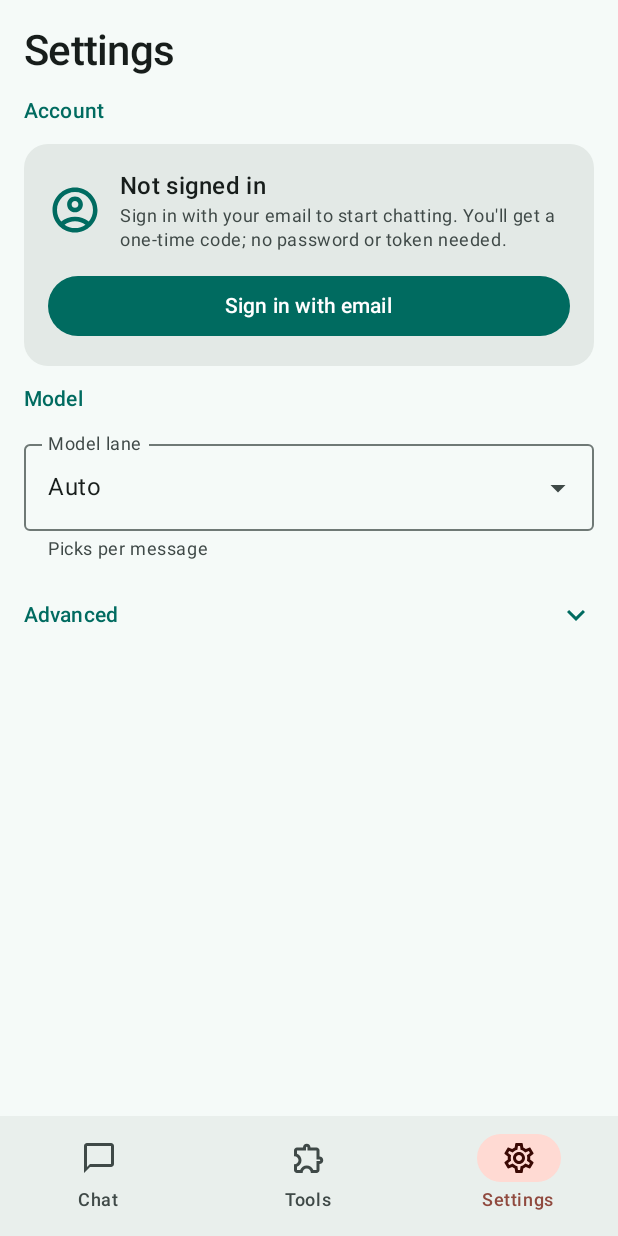
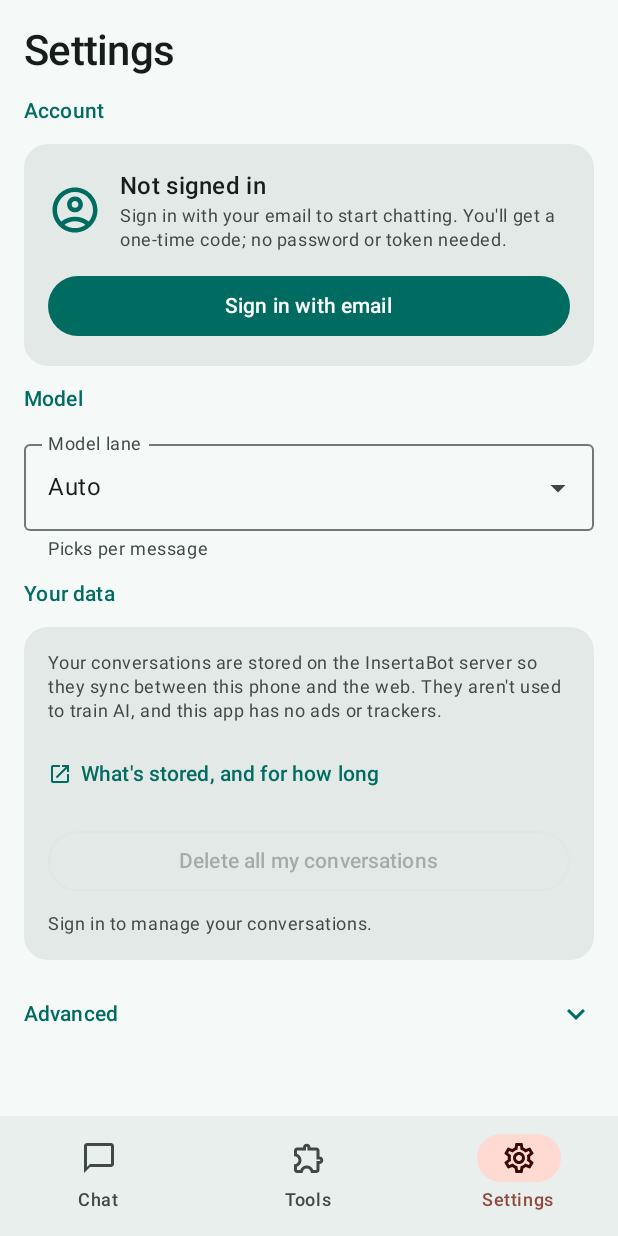
Before and after one commit to M1ztick/insertabot-android, an Android app built with Jetpack Compose: the screen it shows after launch (MainActivity), item 3 of the bottom bar chosen, on a phone screen of 412 x 824 dp. Run offline under Robolectric (Android 15) with nearby library versions, the phone set to English and light mode, and no system bars; pictures from the network do not load.

Commit message:
feat(privacy): "Delete all my conversations" and a privacy link in Settings (#13)
New "Your data" section in Settings:
- Says plainly where conversations live (on the Worker, so they sync
  with the web) and that the app has no ads or trackers.
- "What's stored, and for how long" opens the Worker's PRIVACY.md.
- "Delete all my conversations", with a confirmation, calls
  DELETE /api/conversations?confirm=all and repeats while the Worker
  reports a remainder; moves off the open thread first. Shows how many
  were deleted, or why it couldn't.

ConversationsApi.deleteAll loops in the Worker's batches with a backstop
cap; a Worker without the endpoint (405) reads as "needs updating".
Needs insertabot-cfworker#18 deployed.


Claude-Session: https://claude.ai/code/session_011wLP7nrkg9SvLo8C9g7CHa

```diff
--- a/app/src/main/java/org/mistykmedia/insertabot/ui/InsertaBotApp.kt
+++ b/app/src/main/java/org/mistykmedia/insertabot/ui/InsertaBotApp.kt
@@ -136,7 +136,11 @@ fun InsertaBotApp() {
                 onOpenHistory = { scope.launch { drawerState.open() } }
             )
             Destination.SERVERS -> ServersScreen(padding, viewModel)
-            Destination.SETTINGS -> SettingsScreen(padding, onSignIn = startSignIn)
+            Destination.SETTINGS -> SettingsScreen(
+                padding,
+                onSignIn = startSignIn,
+                onDeleteAll = viewModel::deleteAllConversations
+            )
         }
     }
     }
--- a/app/src/main/java/org/mistykmedia/insertabot/ui/settings/SettingsScreen.kt
+++ b/app/src/main/java/org/mistykmedia/insertabot/ui/settings/SettingsScreen.kt
@@ -26,7 +26,10 @@ import androidx.compose.material.icons.outlined.ExpandLess
 import androidx.compose.material.icons.outlined.ExpandMore
 import androidx.compose.material.icons.outlined.Visibility
 import androidx.compose.material.icons.outlined.VisibilityOff
+import androidx.compose.material.icons.automirrored.outlined.OpenInNew
+import androidx.compose.material3.AlertDialog
 import androidx.compose.material3.Button
+import androidx.compose.material3.ButtonDefaults
 import androidx.compose.material3.CircularProgressIndicator
 import androidx.compose.material3.DropdownMenuItem
 import androidx.compose.material3.ExperimentalMaterial3Api
@@ -51,6 +54,7 @@ import androidx.compose.runtime.setValue
 import androidx.compose.ui.Alignment
 import androidx.compose.ui.Modifier
 import androidx.compose.ui.platform.LocalContext
+import androidx.compose.ui.platform.LocalUriHandler
 import androidx.compose.ui.semantics.Role
 import androidx.compose.ui.semantics.heading
 import androidx.compose.ui.semantics.semantics
@@ -85,7 +89,11 @@ private fun AppSettings.connectionFields() =
 
 @OptIn(ExperimentalMaterial3Api::class)
 @Composable
-fun SettingsScreen(padding: PaddingValues, onSignIn: () -> Unit = {}) {
+fun SettingsScreen(
+    padding: PaddingValues,
+    onSignIn: () -> Unit = {},
+    onDeleteAll: (onResult: (Result<Int>) -> Unit) -> Unit = {}
+) {
     val context = LocalContext.current
     val prefs = remember { AppPreferences(context) }
     val scope = rememberCoroutineScope()
@@ -179,6 +187,15 @@ fun SettingsScreen(padding: PaddingValues, onSignIn: () -> Unit = {}) {
                     )
                 }
             }
+        }
+
+        SectionTitle("Your data")
+        saved?.let { current ->
+            YourDataCard(
+                signedIn = current.accessToken.isNotBlank() ||
+                    (current.cfAccessClientId.isNotBlank() && current.cfAccessClientSecret.isNotBlank()),
+                onDeleteAll = onDeleteAll
+            )
         }
 
         // Developer settings. A tester who signs in above never needs these,
@@ -412,6 +429,107 @@ private fun AccountCard(
 }
 
 /**
+ * What is kept and the one control that removes it all. Conversations live on
+ * the Worker (that is what makes them sync with the web app), so deleting them
+ * here deletes them everywhere.
+ */
+@Composable
+private fun YourDataCard(
+    signedIn: Boolean,
+    onDeleteAll: (onResult: (Result<Int>) -> Unit) -> Unit
+) {
+    val uriHandler = LocalUriHandler.current
+    var confirming by remember { mutableStateOf(false) }
+    var deleting by remember { mutableStateOf(false) }
+    var outcome by remember { mutableStateOf<ProbeResult?>(null) }
+
+    Surface(
+        color = MaterialTheme.colorScheme.surfaceContainerHigh,
+        shape = RoundedCornerShape(16.dp),
+        modifier = Modifier.fillMaxWidth()
+    ) {
+        Column(Modifier.padding(16.dp), verticalArrangement = Arrangement.spacedBy(10.dp)) {
+            Text(
+                "Your conversations are stored on the InsertaBot server so they sync between this " +
+                    "phone and the web. They aren't used to train AI, and this app has no ads or trackers.",
+                style = MaterialTheme.typography.bodySmall,
+                color = MaterialTheme.colorScheme.onSurfaceVariant
+            )
+            TextButton(
+                onClick = { uriHandler.openUri(PRIVACY_URL) },
+                contentPadding = PaddingValues(horizontal = 0.dp)
+            ) {
+                Icon(Icons.AutoMirrored.Outlined.OpenInNew, contentDescription = null, modifier = Modifier.size(16.dp))
+                Spacer(Modifier.size(6.dp))
+                Text("What's stored, and for how long")
+            }
+            OutlinedButton(
+                onClick = { outcome = null; confirming = true },
+                enabled = signedIn && !deleting,
+                colors = ButtonDefaults.outlinedButtonColors(contentColor = MaterialTheme.colorScheme.error),
+                modifier = Modifier.fillMaxWidth()
+            ) {
+                if (deleting) {
+                    CircularProgressIndicator(Modifier.size(16.dp), strokeWidth = 2.dp)
+                    Spacer(Modifier.size(8.dp))
+                    Text("Deleting…")
+                } else {
+                    Text("Delete all my conversations")
+                }
+            }
+            if (!signedIn) {
+                Text(
+                    "Sign in to manage your conversations.",
+                    style = MaterialTheme.typography.bodySmall,
+                    color = MaterialTheme.colorScheme.onSurfaceVariant
+                )
+            }
+            AnimatedVisibility(visible = outcome != null) { outcome?.let { ResultBanner(it) } }
+        }
+    }
+
+    if (confirming) {
+        AlertDialog(
+            onDismissRequest = { confirming = false },
+            title = { Text("Delete all conversations?") },
+            text = {
+                Text(
+                    "Every conversation, with its messages, saved notes and tools, will be deleted " +
+                        "from this phone and the web app. This can't be undone."
+                )
+            },
+            confirmButton = {
+                Button(
+                    onClick = {
+                        confirming = false
+                        deleting = true
+                        onDeleteAll { result ->
+                            deleting = false
+                            outcome = result.fold(
+                                onSuccess = { n ->
+                                    ProbeResult.Ok(
+                                        if (n == 1) "Deleted 1 conversation." else "Deleted $n conversations."
+                                    )
+                                },
+                                onFailure = { ProbeResult.Failed(it.message ?: "Couldn't delete. Try again.") }
+                            )
+                        }
+                    },
+                    colors = ButtonDefaults.buttonColors(
+                        containerColor = MaterialTheme.colorScheme.error,
+                        contentColor = MaterialTheme.colorScheme.onError
+                    )
+                ) { Text("Delete everything") }
+            },
+            dismissButton = { TextButton(onClick = { confirming = false }) { Text("Cancel") } }
+        )
+    }
+}
+
+/** The Worker's plain-language privacy accounting. */
+private const val PRIVACY_URL = "https://github.com/M1ztick/insertabot-cfworker/blob/master/PRIVACY.md"
+
+/**
  * A credential field, masked by default.
  *
  * These hold live Cloudflare Access tokens. Rendering them in clear text means
```
Also changed, not shown: app/src/main/java/org/mistykmedia/insertabot/data/Conversations.kt (+7 -0 lines), app/src/main/java/org/mistykmedia/insertabot/network/ConversationsApi.kt (+27 -0 lines), app/src/main/java/org/mistykmedia/insertabot/ui/chat/ChatViewModel.kt (+19 -0 lines), 2 other files.
